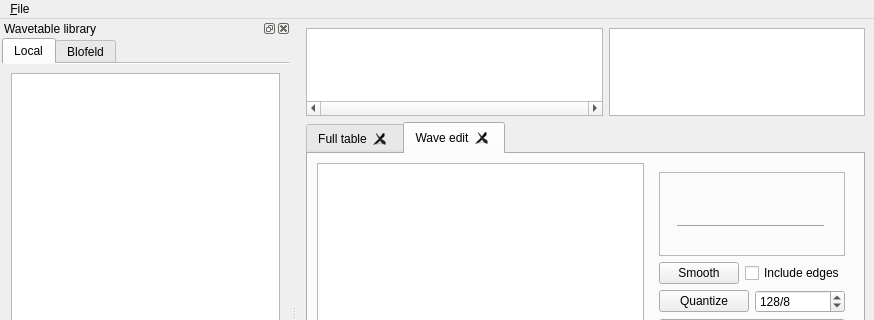
This is bigglesworth/ui/wavetables.ui in MaurizioB/Bigglesworth as Qt 5 draws it before an edit; both pictures show x 0 to 874 and y 0 to 320 of the 874 by 632 pixel window. The edited form follows.
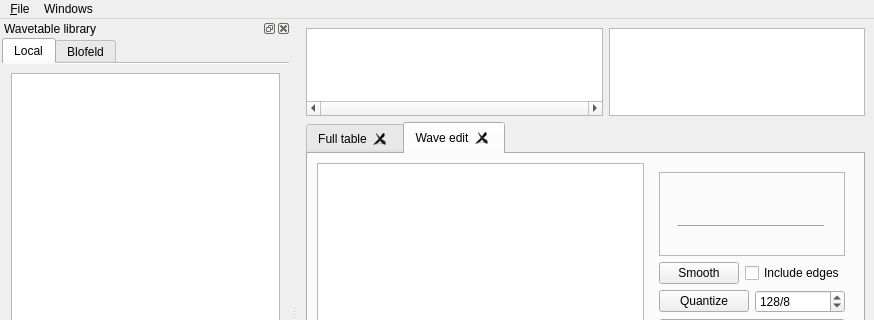
This is the edited form. The open tabs and pages were chosen to show the change. Icons and pictures are not drawn. Custom widgets are drawn as their Qt base class.

Commit message: Wavetable windows menus, autoplay on import, piano

Diff of the .ui file:
```diff
--- a/bigglesworth/ui/wavetables.ui
+++ b/bigglesworth/ui/wavetables.ui
@@ -1307,7 +1307,17 @@
     <addaction name="importAction"/>
     <addaction name="exportAction"/>
    </widget>
+   <widget class="QMenu" name="windowsMenu">
+    <property name="title">
+     <string>Windows</string>
+    </property>
+    <addaction name="showLibrarianAction"/>
+    <addaction name="showEditorAction"/>
+    <addaction name="separator"/>
+    <addaction name="newWindowAction"/>
+   </widget>
    <addaction name="fileMenu"/>
+   <addaction name="windowsMenu"/>
   </widget>
   <widget class="QStatusBar" name="statusbar"/>
   <widget class="WaveTableDock" name="waveTableDock">
```
Left out of the diff: 26 changed lines with no effect on the pictures. The commit also changes 16 other files.
